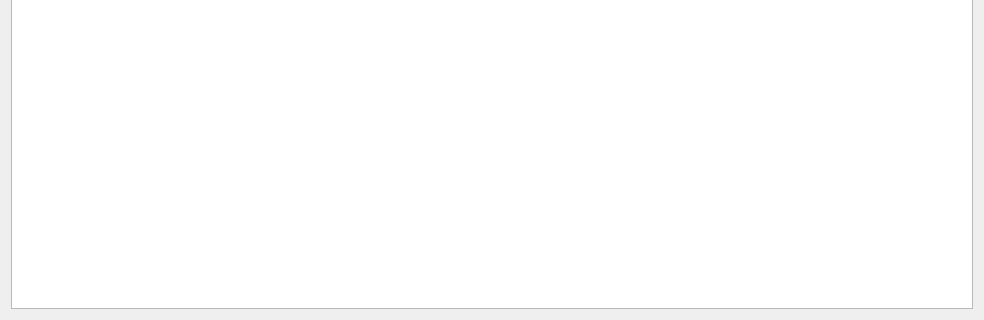
The window that src/plugins/model/modelviewer.ui (lpenguin/vangers-utils-qt) describes before a commit, drawn with Qt 5; both pictures show x 0 to 984 and y 160 to 480 of the 984 by 480 pixel window.
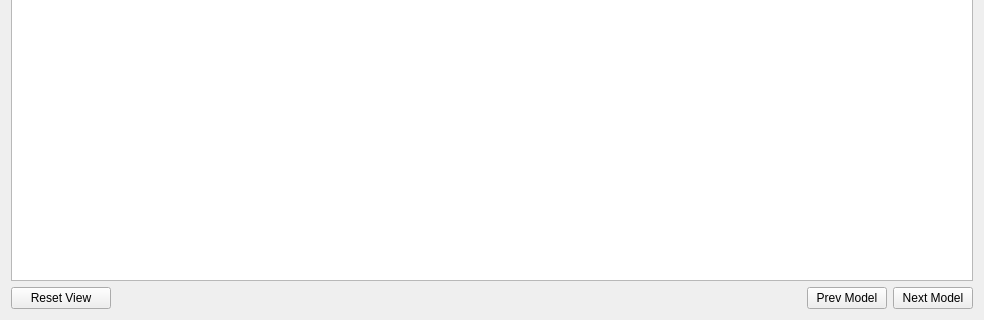
The same window after the commit.

Commit message: Basic 3D view controls

The edit to the form file:
```diff
--- a/src/plugins/model/modelviewer.ui
+++ b/src/plugins/model/modelviewer.ui
@@ -13,7 +13,7 @@
   <property name="windowTitle">
    <string>Form</string>
   </property>
-  <layout class="QHBoxLayout" name="horizontalLayout">
+  <layout class="QVBoxLayout" name="verticalLayout" stretch="1,0">
    <item>
     <widget class="QSplitter" name="splitter">
      <property name="orientation">
@@ -77,6 +77,50 @@
      </widget>
     </widget>
    </item>
+   <item>
+    <layout class="QHBoxLayout" name="horizontalLayout">
+     <item>
+      <widget class="QPushButton" name="resetViewButton">
+       <property name="minimumSize">
+        <size>
+         <width>100</width>
+         <height>0</height>
+        </size>
+       </property>
+       <property name="text">
+        <string>Reset View</string>
+       </property>
+      </widget>
+     </item>
+     <item>
+      <spacer name="horizontalSpacer">
+       <property name="orientation">
+        <enum>Qt::Horizontal</enum>
+       </property>
+       <property name="sizeHint" stdset="0">
+        <size>
+         <width>40</width>
+         <height>20</height>
+        </size>
+       </property>
+      </spacer>
+     </item>
+     <item>
+      <widget class="QPushButton" name="nextModelButton">
+       <property name="text">
+        <string>Prev Model</string>
+       </property>
+      </widget>
+     </item>
+     <item>
+      <widget class="QPushButton" name="prevModelButton">
+       <property name="text">
+        <string>Next Model</string>
+       </property>
+      </widget>
+     </item>
+    </layout>
+   </item>
   </layout>
  </widget>
  <resources/>
```
The commit also changes 4 other files.
